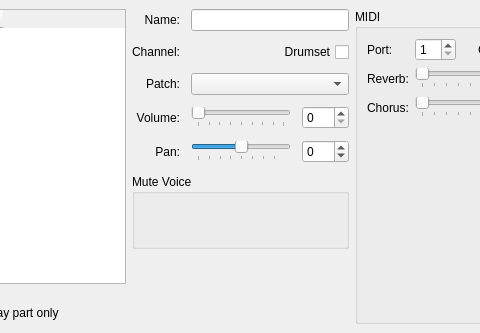
Old version of the form mscore/mixer.ui in the repository Obliquely/MuseScore; both pictures show x 207 to 687 and y 0 to 333 of the 807 by 333 pixel window.
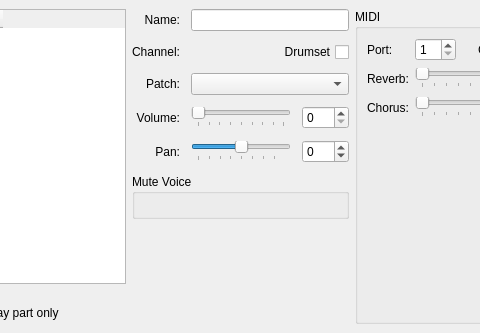
New version of the form.

Commit message: Keyboard shortcuts. TAB ordering. Some extra "accessible" labels.

Patch:
```diff
--- a/mscore/mixer.ui
+++ b/mscore/mixer.ui
@@ -457,7 +457,7 @@
         <item row="8" column="0" colspan="3">
          <widget class="QGroupBox" name="mutePerVoiceBox">
           <property name="sizePolicy">
-           <sizepolicy hsizetype="Minimum" vsizetype="Expanding">
+           <sizepolicy hsizetype="Minimum" vsizetype="Minimum">
             <horstretch>0</horstretch>
             <verstretch>0</verstretch>
            </sizepolicy>
@@ -572,6 +572,32 @@
           </property>
          </widget>
         </item>
+        <item row="9" column="1">
+         <spacer name="verticalSpacer_4">
+          <property name="orientation">
+           <enum>Qt::Vertical</enum>
+          </property>
+          <property name="sizeHint" stdset="0">
+           <size>
+            <width>20</width>
+            <height>40</height>
+           </size>
+          </property>
+         </spacer>
+        </item>
+        <item row="9" column="2">
+         <spacer name="verticalSpacer_5">
+          <property name="orientation">
+           <enum>Qt::Vertical</enum>
+          </property>
+          <property name="sizeHint" stdset="0">
+           <size>
+            <width>20</width>
+            <height>40</height>
+           </size>
+          </property>
+         </spacer>
+        </item>
        </layout>
       </item>
      </layout>
```
Left out of the diff: 24 changed lines with no effect on the pictures. The commit also changes 4 other files.
